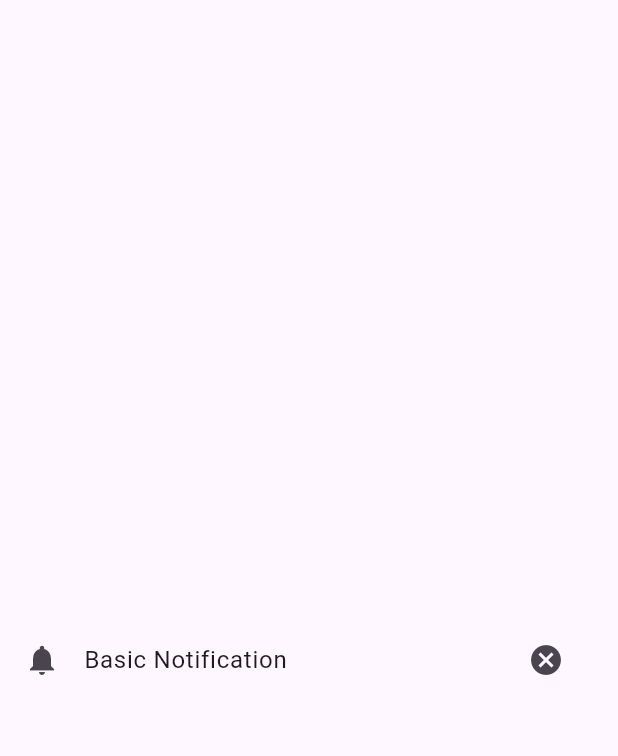
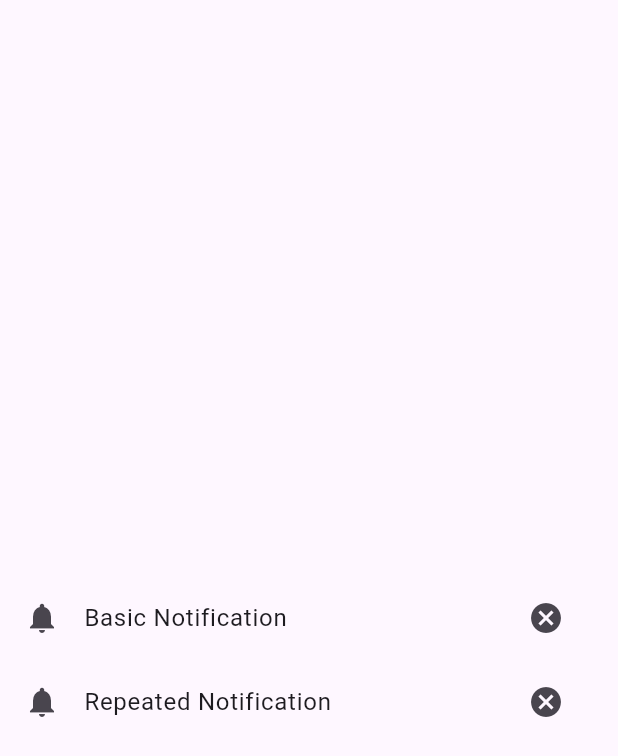
Before and after one commit to amiqyolo/learn_flutter_local_notification, a Flutter app: the screen it shows after launch, after a tap on "Basic Notification", on a phone screen of 412 x 824 dp. Shown: the top 756 px of the screen. Run offline on Flutter 3.47's test engine with Material 3 defaults, Android fonts, the phone set to English and light mode, and no system bars; our stand-ins replace flutter_local_notifications.

Commit message:
imp: basic & repeated with cancel local notifications

```diff
--- a/lib/flutter_local_notification.dart
+++ b/lib/flutter_local_notification.dart
@@ -20,14 +20,43 @@ class FlutterLocalNotification {
   static onTap(NotificationResponse notificationResponse) {}
 
   static void showBasicNotification() async {
-    NotificationDetails details = NotificationDetails(
-      android: AndroidNotificationDetails("channel_1", "Basic Notification"),
+    AndroidNotificationDetails android = AndroidNotificationDetails(
+      "channel_1",
+      "Basic Notification",
+      priority: Priority.high,
+      importance: Importance.max,
     );
+    NotificationDetails details = NotificationDetails(android: android);
     await flutterLocalNotificationsPlugin.show(
-      0,
+      1,
       "Dunia pasti berputar",
       "Tapi apakah itu benar",
+      payload: "Payload Data",
       details,
     );
   }
+
+  static void showRepeatedNotification() async {
+    AndroidNotificationDetails android = AndroidNotificationDetails(
+      "channel_2",
+      "Repeated Notification",
+      channelDescription: "repeating description",
+      priority: Priority.high,
+      importance: Importance.max,
+    );
+    NotificationDetails details = NotificationDetails(android: android);
+    await flutterLocalNotificationsPlugin.periodicallyShow(
+      2,
+      "Dunia pasti berputar",
+      "Tapi apakah itu sudah benar?",
+      payload: "Payload Data",
+      RepeatInterval.everyMinute,
+      details,
+      androidScheduleMode: AndroidScheduleMode.exactAllowWhileIdle,
+    );
+  }
+
+  static void cancelNotification(int id) async {
+    await flutterLocalNotificationsPlugin.cancel(id);
+  }
 }
--- a/lib/main.dart
+++ b/lib/main.dart
@@ -38,7 +38,17 @@ class HomePage extends StatelessWidget {
             onTap: () => FlutterLocalNotification.showBasicNotification(),
             leading: Icon(Icons.notifications),
             title: Text("Basic Notification"),
-            trailing: IconButton(onPressed: () {}, icon: Icon(Icons.cancel)),
+            trailing: IconButton(onPressed: () {
+              FlutterLocalNotification.cancelNotification(1);
+            }, icon: Icon(Icons.cancel)),
+          ),
+          ListTile(
+            onTap: () => FlutterLocalNotification.showRepeatedNotification(),
+            leading: Icon(Icons.notifications),
+            title: Text("Repeated Notification"),
+            trailing: IconButton(onPressed: () {
+              FlutterLocalNotification.cancelNotification(2);
+            }, icon: Icon(Icons.cancel)),
           ),
         ],
       ),
```
